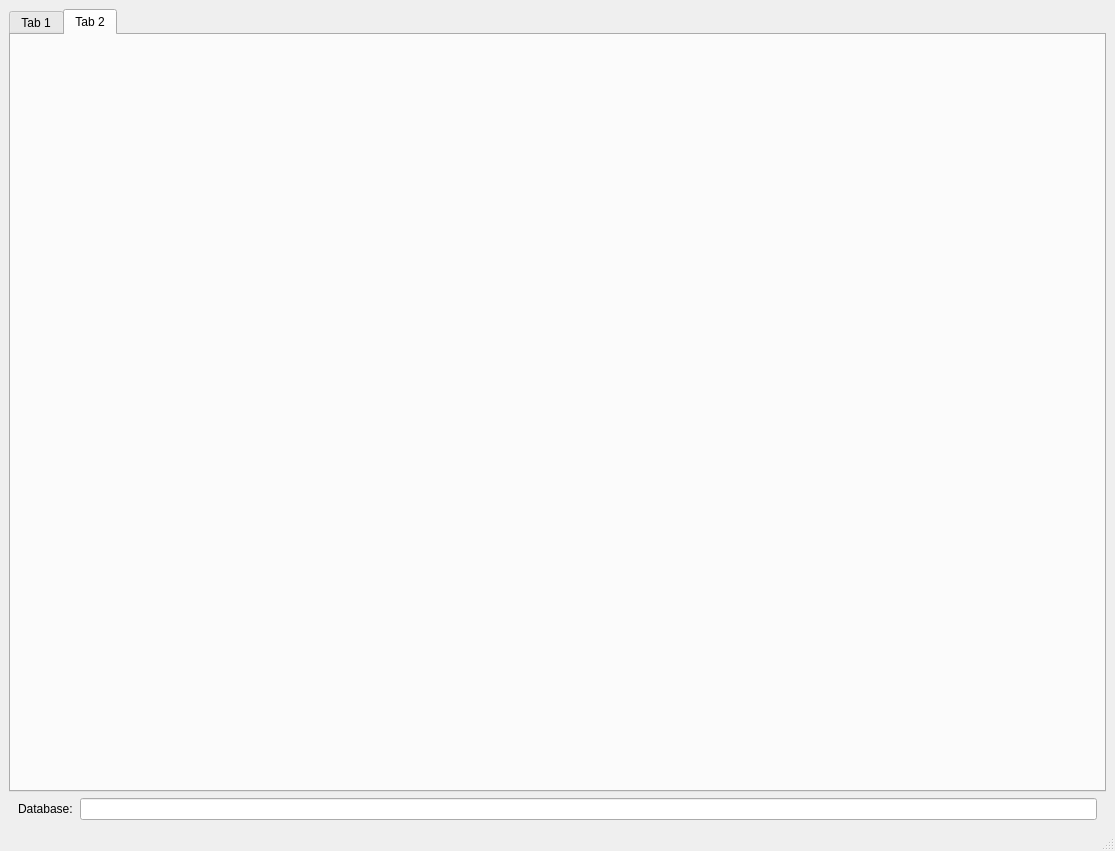
Qt form hallbench/gui/ui/hallbenchwindow.ui (lnls-ima/hall-bench-control) before a commit.
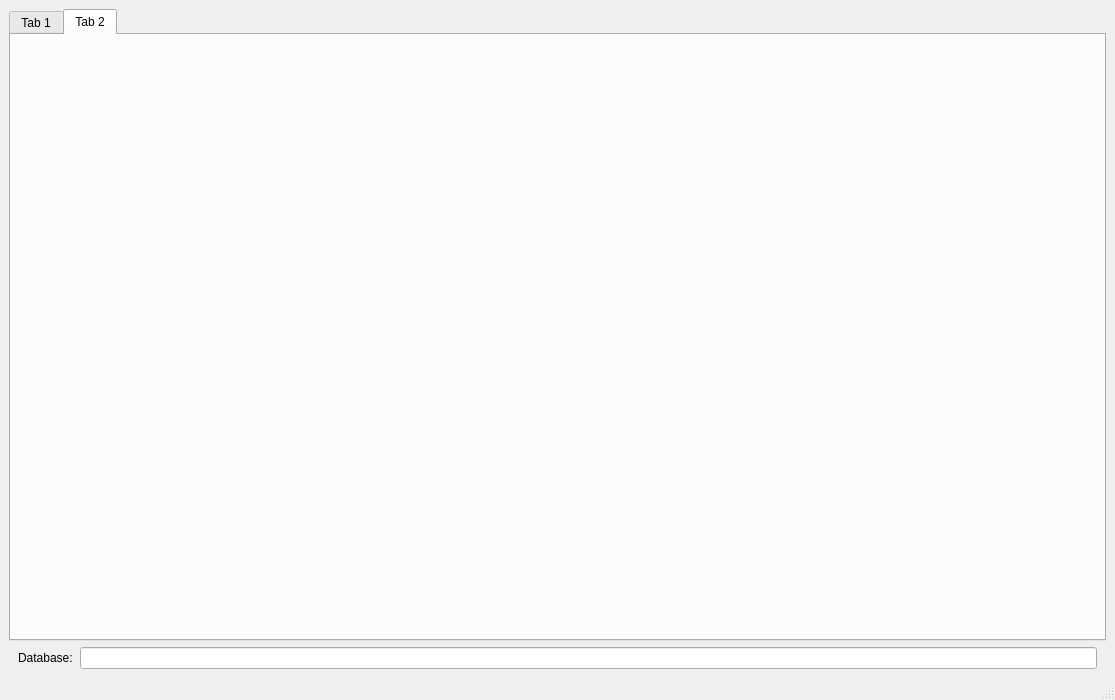
The same form after that commit.

What changed in the file:
```diff
--- a/hallbench/gui/ui/hallbenchwindow.ui
+++ b/hallbench/gui/ui/hallbenchwindow.ui
@@ -7,7 +7,7 @@
     <x>0</x>
     <y>0</y>
     <width>1115</width>
-    <height>851</height>
+    <height>700</height>
    </rect>
   </property>
   <property name="windowTitle">
```
Left out of the diff: 2 changed lines with no effect on the pictures.
